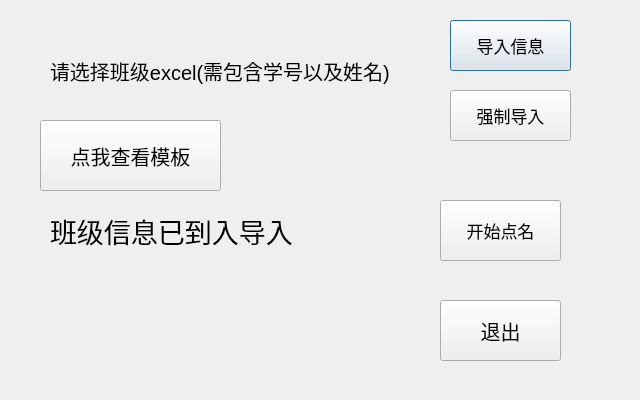
Before: the Qt Designer form conf/name.ui in lcc-666/choose_name, drawn with Qt 5.
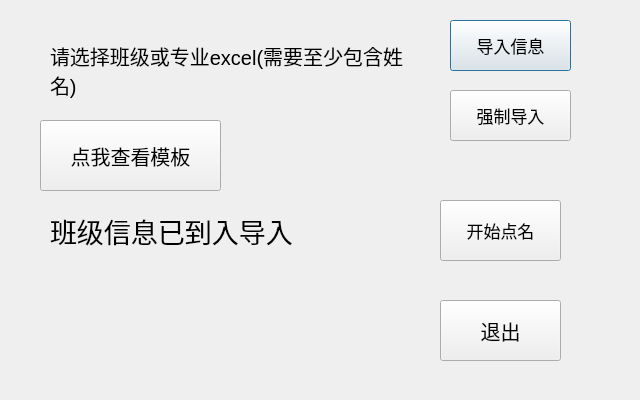
After: the same form once the commit is applied.

Patch:
```diff
--- a/conf/name.ui
+++ b/conf/name.ui
@@ -52,7 +52,7 @@
     <locale language="Chinese" country="China"/>
    </property>
    <property name="text">
-    <string>请选择班级excel(需包含学号以及姓名)</string>
+    <string>请选择班级或专业excel(需要至少包含姓名)</string>
    </property>
    <property name="textFormat">
     <enum>Qt::AutoText</enum>
```
